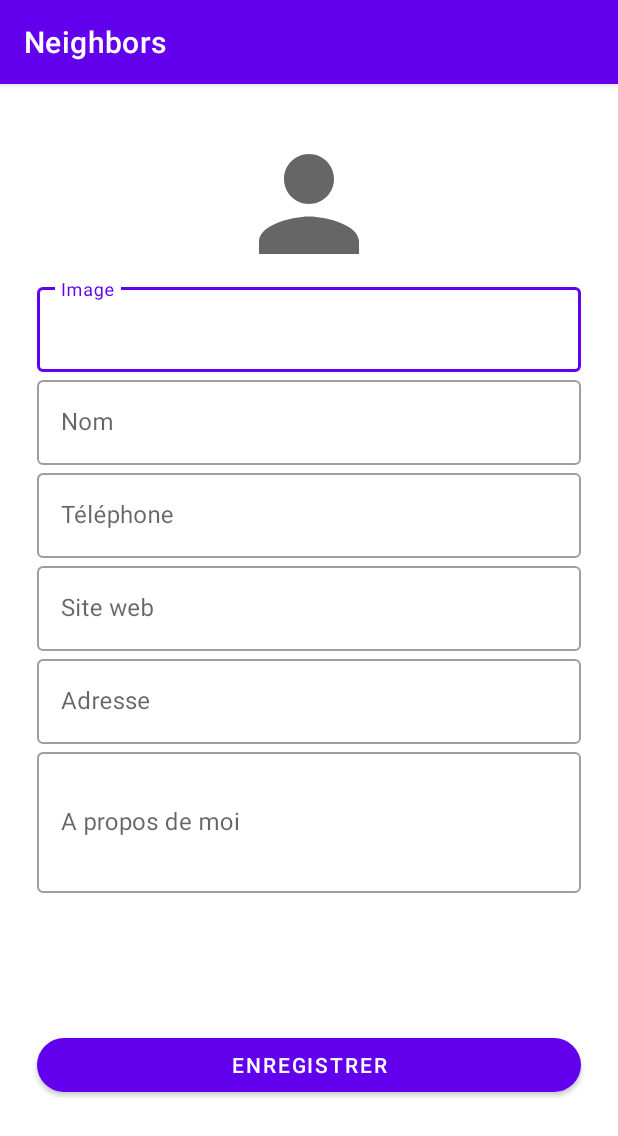
After one commit to leoboyerbx/gobelins-android, an Android app: the fragment AddNeighbourFragment shown on its own in the app's theme, on a phone screen of 412 x 824 dp. The commit adds this screen. Shown: the top 1136 px of the screen. Run offline under Robolectric (Android 15) with nearby library versions, the phone set to English and light mode, and no system bars; our stand-ins replace data binding.

Commit message:
WIP add neighbor

```diff
--- a/BDDI/neighbors/build.gradle
+++ b/BDDI/neighbors/build.gradle
@@ -1,11 +1,16 @@
 plugins {
     id 'com.android.application'
     id 'kotlin-android'
+    id 'kotlin-kapt'
 }
 
 android {
     compileSdkVersion 30
     buildToolsVersion "30.0.3"
+
+    buildFeatures {
+        dataBinding true
+    }
 
     defaultConfig {
         applicationId "com.pnk.gobelins.neighbors"
@@ -41,6 +46,7 @@ dependencies {
     implementation 'androidx.constraintlayout:constraintlayout:2.0.4'
     implementation 'androidx.recyclerview:recyclerview:1.1.0'
     implementation 'com.github.bumptech.glide:glide:4.11.0'
+    implementation 'androidx.legacy:legacy-support-v4:1.0.0'
     annotationProcessor 'com.github.bumptech.glide:compiler:4.11.0'
     testImplementation 'junit:junit:4.+'
     androidTestImplementation 'androidx.test.ext:junit:1.1.2'
--- a/BDDI/neighbors/src/main/java/com/pnk/gobelins/neighbors/AddNeighborActivity.kt
+++ /dev/null
@@ -1,11 +0,0 @@
-package com.pnk.gobelins.neighbors
-
-import android.os.Bundle
-import androidx.appcompat.app.AppCompatActivity
-
-class AddNeighborActivity : AppCompatActivity() {
-    override fun onCreate(savedInstanceState: Bundle?) {
-        super.onCreate(savedInstanceState)
-        setContentView(R.layout.activity_add_neighbor)
-    }
-}
--- a/BDDI/neighbors/src/main/java/com/pnk/gobelins/neighbors/NeighborsActivity.kt
+++ b/BDDI/neighbors/src/main/java/com/pnk/gobelins/neighbors/NeighborsActivity.kt
@@ -12,22 +12,6 @@ class NeighborsActivity : AppCompatActivity() {
         super.onCreate(savedInstanceState)
         setContentView(R.layout.activity_neighbors)
         changeFragment(ListNeighborsFragment())
-
-        findViewById<Button>(R.id.add_neighbor).setOnClickListener {
-            // lancer une activité
-            val intent = Intent(baseContext, AddNeighborActivity::class.java)
-            startActivity(intent)
-
-            // lancer une url
-//            val url = Uri.parse("https://google.fr")
-//            val intent = Intent(Intent.ACTION_VIEW, url)
-//            startActivity(intent)
-
-            // appeler un num
-//            val url = Uri.parse("tel:0782078732")
-//            val intent = Intent(Intent.ACTION_VIEW, url)
-//            startActivity(intent)
-        }
     }
 
     private fun changeFragment(fragment: Fragment) {
--- a/BDDI/neighbors/src/main/java/com/pnk/gobelins/neighbors/data/NeighborRepository.kt
+++ b/BDDI/neighbors/src/main/java/com/pnk/gobelins/neighbors/data/NeighborRepository.kt
@@ -11,6 +11,8 @@ class NeighborRepository {
     }
 
     fun getNeighbours(): List<Neighbor> = apiService.neighbours
+
+    fun createNeighbor(neighbor: Neighbor) = apiService.createNeighbour(neighbor)
 
     fun deleteNeighbor(neighbor: Neighbor) = apiService.deleteNeighbour(neighbor)
 
--- a/BDDI/neighbors/src/main/java/com/pnk/gobelins/neighbors/data/service/DummyNeighborApiService.kt
+++ b/BDDI/neighbors/src/main/java/com/pnk/gobelins/neighbors/data/service/DummyNeighborApiService.kt
@@ -12,7 +12,7 @@ class DummyNeighborApiService : NeighborApiService {
     }
 
     override fun createNeighbour(neighbor: Neighbor) {
-        TODO("Not yet implemented")
+        DUMMY_NeighborS.add(neighbor)
     }
 
     override fun updateFavoriteStatus(neighbor: Neighbor) {
--- /dev/null
+++ b/BDDI/neighbors/src/main/java/com/pnk/gobelins/neighbors/fragments/AddNeighbourFragment.kt
@@ -0,0 +1,58 @@
+package com.pnk.gobelins.neighbors.fragments
+
+import android.os.Bundle
+import android.view.LayoutInflater
+import android.view.View
+import android.view.ViewGroup
+import android.widget.Button
+import androidx.core.widget.doAfterTextChanged
+import androidx.databinding.DataBindingUtil
+import androidx.fragment.app.Fragment
+import com.pnk.gobelins.neighbors.R
+import com.pnk.gobelins.neighbors.data.NeighborRepository
+import com.pnk.gobelins.neighbors.databinding.FragmentAddNeighbourBinding
+import com.pnk.gobelins.neighbors.models.Neighbor
+
+class AddNeighbourFragment : Fragment() {
+    private lateinit var formView: View
+    lateinit var binding: FragmentAddNeighbourBinding
+
+    override fun onCreateView(
+        inflater: LayoutInflater,
+        container: ViewGroup?,
+        savedInstanceState: Bundle?
+    ): View? {
+        // Inflate the layout for this fragment
+        formView = inflater.inflate(R.layout.fragment_add_neighbour, container, false)
+        binding = DataBindingUtil.inflate(inflater, R.layout.fragment_add_neighbour, container, false)
+        return formView
+    }
+
+    /**
+     * Bind all watchers
+     */
+    private fun bind() {
+        with(binding) {
+            saveButton.setOnClickListener {
+                save()
+            }
+        }
+    }
+    private fun save() {
+        val lastNeighborId = NeighborRepository.getInstance().getNeighbours().last().id ?: 0
+        val id = lastNeighborId + 1
+        with(binding) {
+            val newNeighbor = Neighbor(
+                id = id,
+                name = inputName.text.toString(),
+                avatarUrl = inputImage.text.toString(),
+                address = inputAddress.text.toString(),
+                phoneNumber = inputTel.text.toString(),
+                aboutMe = inputBio.text.toString(),
+                favorite = false,
+                webSite = inputWebsite.text.toString()
+            )
+            NeighborRepository.getInstance().createNeighbor(newNeighbor)
+        }
+    }
+}
--- a/BDDI/neighbors/src/main/res/layout/activity_add_neighbor.xml
+++ /dev/null
@@ -1,14 +0,0 @@
-<?xml version="1.0" encoding="utf-8"?>
-<androidx.constraintlayout.widget.ConstraintLayout xmlns:android="http://schemas.android.com/apk/res/android"
-    xmlns:app="http://schemas.android.com/apk/res-auto"
-    xmlns:tools="http://schemas.android.com/tools"
-    android:layout_width="match_parent"
-    android:layout_height="match_parent"
-    tools:context=".AddNeighborActivity">
-
-    <TextView
-        android:layout_width="wrap_content"
-        android:layout_height="wrap_content"
-        android:text="hemllo" />
-
-</androidx.constraintlayout.widget.ConstraintLayout>
--- /dev/null
+++ b/BDDI/neighbors/src/main/res/layout/fragment_add_neighbour.xml
@@ -0,0 +1,166 @@
+<?xml version="1.0" encoding="utf-8"?>
+<layout>
+    <androidx.constraintlayout.widget.ConstraintLayout xmlns:android="http://schemas.android.com/apk/res/android"
+        xmlns:app="http://schemas.android.com/apk/res-auto"
+        xmlns:tools="http://schemas.android.com/tools"
+        android:layout_width="match_parent"
+        android:layout_height="match_parent"
+        tools:context=".fragments.AddNeighbourFragment">
+
+        <androidx.constraintlayout.widget.Guideline
+            android:id="@+id/guideline_left"
+            android:layout_width="wrap_content"
+            android:layout_height="wrap_content"
+            android:orientation="vertical"
+            app:layout_constraintGuide_begin="25dp"
+            app:layout_constraintLeft_toLeftOf="parent" />
+        <androidx.constraintlayout.widget.Guideline
+            android:id="@+id/guideline_right"
+            android:layout_width="wrap_content"
+            android:layout_height="wrap_content"
+            android:orientation="vertical"
+            app:layout_constraintGuide_end="25dp"
+            app:layout_constraintLeft_toRightOf="parent" />
+
+        <ImageView
+            android:id="@+id/imageView"
+            android:layout_width="100dp"
+            android:layout_height="100dp"
+            android:layout_marginTop="30dp"
+            android:src="@drawable/ic_baseline_person_24"
+            app:layout_constraintBottom_toTopOf="@+id/imageLy"
+            app:layout_constraintEnd_toEndOf="@id/guideline_right"
+            app:layout_constraintHorizontal_bias="0.5"
+            app:layout_constraintStart_toStartOf="@id/guideline_left"
+            app:layout_constraintTop_toTopOf="parent" />
+
+        <com.google.android.material.textfield.TextInputLayout
+            android:id="@+id/imageLy"
+            style="@style/Widget.MaterialComponents.TextInputLayout.OutlinedBox"
+            android:layout_width="0dp"
+            android:layout_height="wrap_content"
+            app:layout_constraintStart_toStartOf="@+id/guideline_left"
+            app:layout_constraintEnd_toEndOf="@id/guideline_right"
+            app:layout_constraintBottom_toTopOf="@+id/nameLy"
+            app:layout_constraintTop_toBottomOf="@+id/imageView">
+
+            <com.google.android.material.textfield.TextInputEditText
+                android:id="@+id/input_image"
+                android:layout_width="match_parent"
+                android:layout_height="wrap_content"
+                android:ems="10"
+                android:hint="@string/hint_image"
+                android:inputType="text" />
+        </com.google.android.material.textfield.TextInputLayout>
+
+        <com.google.android.material.textfield.TextInputLayout
+            android:id="@+id/nameLy"
+            style="@style/Widget.MaterialComponents.TextInputLayout.OutlinedBox"
+            android:layout_width="0dp"
+            android:layout_height="wrap_content"
+            app:layout_constraintStart_toStartOf="@+id/guideline_left"
+            app:layout_constraintEnd_toEndOf="@id/guideline_right"
+            app:layout_constraintBottom_toTopOf="@+id/telLy"
+            app:layout_constraintTop_toBottomOf="@+id/imageLy">
+
+            <com.google.android.material.textfield.TextInputEditText
+                android:id="@+id/input_name"
+                android:layout_width="match_parent"
+                android:layout_height="wrap_content"
+                android:ems="10"
+                android:hint="@string/hint_name"
+                android:inputType="text" />
+        </com.google.android.material.textfield.TextInputLayout>
+
+        <com.google.android.material.textfield.TextInputLayout
+            android:id="@+id/telLy"
+            style="@style/Widget.MaterialComponents.TextInputLayout.OutlinedBox"
+            android:layout_width="0dp"
+            android:layout_height="wrap_content"
+            app:layout_constraintStart_toStartOf="@+id/guideline_left"
+            app:layout_constraintEnd_toEndOf="@id/guideline_right"
+            app:layout_constraintBottom_toTopOf="@+id/websiteLy"
+            app:layout_constraintTop_toBottomOf="@+id/nameLy">
+
+            <com.google.android.material.textfield.TextInputEditText
+                android:id="@+id/input_tel"
+                android:layout_width="match_parent"
+                android:layout_height="wrap_content"
+                android:ems="10"
+                android:hint="@string/hint_tel"
+                android:inputType="text" />
+        </com.google.android.material.textfield.TextInputLayout>
+
+        <com.google.android.material.textfield.TextInputLayout
+            android:id="@+id/websiteLy"
+            style="@style/Widget.MaterialComponents.TextInputLayout.OutlinedBox"
+            android:layout_width="0dp"
+            android:layout_height="wrap_content"
+            app:layout_constraintStart_toStartOf="@+id/guideline_left"
+            app:layout_constraintEnd_toEndOf="@id/guideline_right"
+            app:layout_constraintBottom_toTopOf="@+id/addressLy"
+            app:layout_constraintTop_toBottomOf="@+id/telLy">
+
+            <com.google.android.material.textfield.TextInputEditText
+                android:id="@+id/input_website"
+                android:layout_width="match_parent"
+                android:layout_height="wrap_content"
+                android:ems="10"
+                android:hint="@string/hint_website"
+                android:inputType="text" />
+        </com.google.android.material.textfield.TextInputLayout>
+
+        <com.google.android.material.textfield.TextInputLayout
+            android:id="@+id/addressLy"
+            style="@style/Widget.MaterialComponents.TextInputLayout.OutlinedBox"
+            android:layout_width="0dp"
+            android:layout_height="wrap_content"
+            app:layout_constraintStart_toStartOf="@+id/guideline_left"
+            app:layout_constraintEnd_toEndOf="@id/guideline_right"
+            app:layout_constraintBottom_toTopOf="@+id/bioLy"
+            app:layout_constraintTop_toBottomOf="@+id/websiteLy">
+
+            <com.google.android.material.textfield.TextInputEditText
+                android:id="@+id/input_address"
+                android:layout_width="match_parent"
+                android:layout_height="wrap_content"
+                android:ems="10"
+                android:hint="@string/hint_address"
+                android:inputType="text" />
+        </com.google.android.material.textfield.TextInputLayout>
+
+        <com.google.android.material.textfield.TextInputLayout
+            android:id="@+id/bioLy"
+            style="@style/Widget.MaterialComponents.TextInputLayout.OutlinedBox"
+            android:layout_width="0dp"
+            android:layout_height="wrap_content"
+            app:layout_constraintStart_toStartOf="@+id/guideline_left"
+            app:layout_constraintEnd_toEndOf="@id/guideline_right"
+            app:layout_constraintBottom_toTopOf="@+id/button"
+            app:layout_constraintTop_toBottomOf="@+id/addressLy">
+
+            <com.google.android.material.textfield.TextInputEditText
+                android:id="@+id/input_bio"
+                android:layout_width="match_parent"
+                android:layout_height="wrap_content"
+                android:ems="10"
+                android:hint="@string/hint_bio"
+                android:inputType="textMultiLine"
+                android:lines="3" />
+        </com.google.android.material.textfield.TextInputLayout>
+
+        <com.google.android.material.button.MaterialButton
+            android:id="@+id/save_button"
+            android:layout_width="0dp"
+            android:layout_height="wrap_content"
+            android:text="@string/action_save"
+            app:cornerRadius="100dp"
+            app:layout_constraintBottom_toBottomOf="parent"
+            app:layout_constraintEnd_toEndOf="@id/guideline_right"
+            app:layout_constraintHorizontal_bias="0.5"
+            app:layout_constraintStart_toStartOf="@id/guideline_left"
+            app:layout_constraintTop_toBottomOf="@+id/bioLy" />
+
+
+    </androidx.constraintlayout.widget.ConstraintLayout>
+</layout>
--- a/BDDI/neighbors/src/main/res/values/strings.xml
+++ b/BDDI/neighbors/src/main/res/values/strings.xml
@@ -5,4 +5,13 @@
     <string name="no">Non</string>
     <string name="prompt_delete_title">Supprimer ?</string>
     <string name="add_neighbor_action">Click me !</string>
+    <!-- TODO: Remove or change this placeholder text -->
+    <string name="hello_blank_fragment">Hello blank fragment</string>
+    <string name="hint_image">Image</string>
+    <string name="hint_name">Nom</string>
+    <string name="hint_tel">Téléphone</string>
+    <string name="hint_website">Site web</string>
+    <string name="hint_address">Adresse</string>
+    <string name="hint_bio">A propos de moi</string>
+    <string name="action_save">Enregistrer</string>
 </resources>
```
